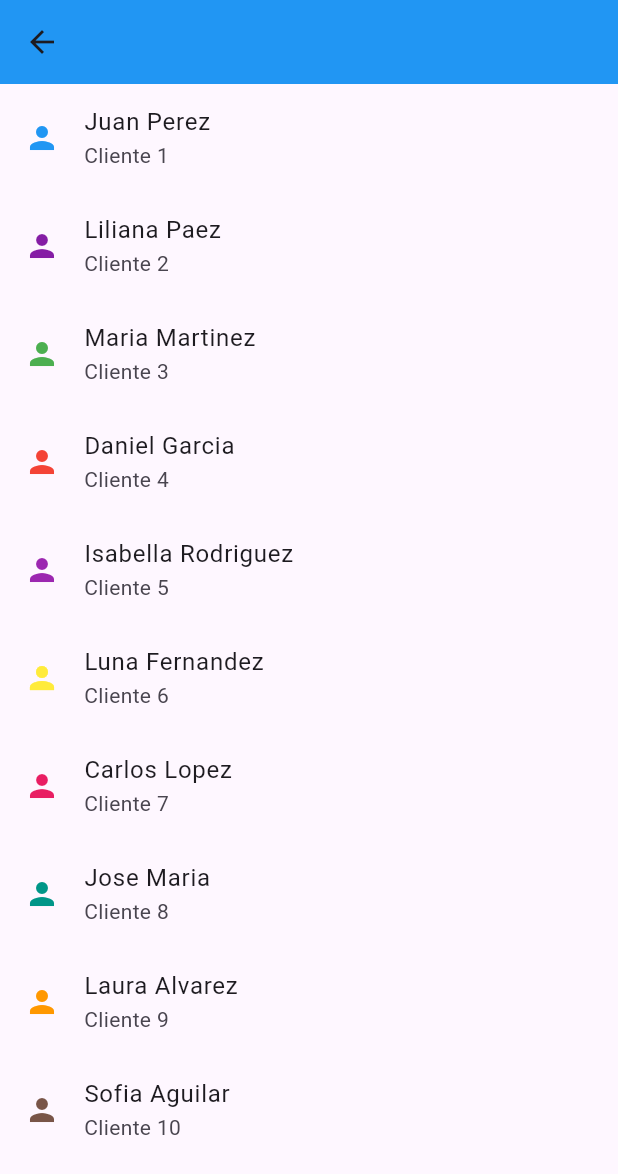
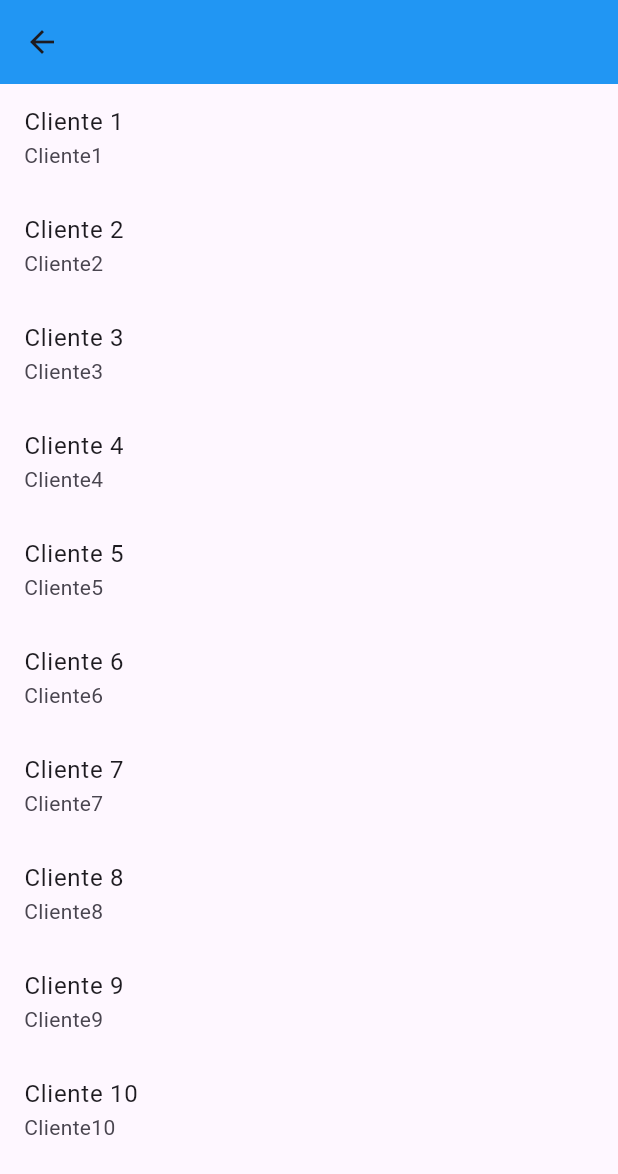
Before and after one commit to MiryamElizabeth2006/FlutterAndDart, a Flutter app: the screen it shows after launch, after a tap on "Ir a Clientes", on a phone screen of 412 x 824 dp. Shown: the top 1174 px of the screen. Run offline on Flutter 3.47's test engine with Material 3 defaults, Android fonts, the phone set to English and light mode, and no system bars.

Commit message:
Reto 15 vuelto hacer con el list builder

```diff
--- a/M4Krakedev/EJERCICIOS/FLUTTER/lista_clientes/lib/main.dart
+++ b/M4Krakedev/EJERCICIOS/FLUTTER/lista_clientes/lib/main.dart
@@ -1,5 +1,5 @@
 import 'package:flutter/material.dart';
-import 'package:lista_clientes/pages/customers_page.dart';
+import 'package:lista_clientes/pages/customersList_page.dart';
 import 'package:lista_clientes/pages/home_page.dart';
 import 'package:lista_clientes/pages/routes.dart';
 
@@ -14,7 +14,7 @@ class MainApp extends StatelessWidget {
   Widget build(BuildContext context) {
     return MaterialApp(
       home: HomePage(), routes: {
-        Routes.customers: (ctx) =>const CustomersPage(),
+        Routes.customers: (ctx) =>CustomersListPage(),
       }
     );
   }
--- /dev/null
+++ b/M4Krakedev/EJERCICIOS/FLUTTER/lista_clientes/lib/pages/customer_page.dart
@@ -0,0 +1,7 @@
+class Customers {
+  final String name;
+  final String description;
+
+  Customers({required this.name, required this.description});
+
+}
--- /dev/null
+++ b/M4Krakedev/EJERCICIOS/FLUTTER/lista_clientes/lib/pages/customersList_page.dart
@@ -0,0 +1,50 @@
+
+import 'package:flutter/material.dart';
+import 'package:lista_clientes/pages/customer_page.dart';
+
+
+class CustomersListPage extends StatelessWidget {
+  final List <Customers> customers=[
+    Customers(name:'Cliente 1',
+    description: 'Cliente1'),
+    Customers(name:'Cliente 2',
+    description: 'Cliente2'),
+    Customers(name:'Cliente 3',
+    description: 'Cliente3'),
+    Customers(name:'Cliente 4',
+    description: 'Cliente4'),
+    Customers(name:'Cliente 5',
+    description: 'Cliente5'),
+    Customers(name:'Cliente 6',
+    description: 'Cliente6'),
+    Customers(name:'Cliente 7',
+    description: 'Cliente7'),
+    Customers(name:'Cliente 8',
+    description: 'Cliente8'),
+    Customers(name:'Cliente 9',
+    description: 'Cliente9'),
+    Customers(name:'Cliente 10',
+    description: 'Cliente10')
+
+  ];
+
+CustomersListPage({super.key});
+
+  @override
+  Widget build(BuildContext context) {
+    return Scaffold(
+        appBar: AppBar(
+          backgroundColor: Colors.blue,
+        ),
+        body: ListView.builder(
+          itemCount: customers.length,
+          itemBuilder: (context, index) {
+            return ListTile(
+                  title: Text(customers[index].name),
+                  subtitle: Text(customers[index].description),
+            );
+          },
+        )
+        );
+  }
+}
--- a/M4Krakedev/EJERCICIOS/FLUTTER/lista_clientes/lib/pages/customers_page.dart
+++ /dev/null
@@ -1,102 +0,0 @@
-
-import 'package:flutter/material.dart';
-
-class CustomersPage extends StatelessWidget {
-  const CustomersPage({super.key});
-
-
-  @override
-  Widget build(BuildContext context) {
-    return Scaffold(
-        appBar: AppBar(
-          backgroundColor: Colors.blue,
-          leading: IconButton(onPressed: () {
-            Navigator.pop(context);
-          }, icon: const Icon(Icons.arrow_back)),
-        ),
-        body:ListView(
-          children: const <Widget>[
-            ListTile(
-              title: Text("Juan Perez"),
-              subtitle: Text('Cliente 1'),
-              leading: Icon(
-                Icons.person,
-                color: Colors.blue,
-              ),
-            ),
-             ListTile(
-              title: Text("Liliana Paez"),
-              subtitle: Text('Cliente 2'),
-              leading: Icon(
-                Icons.person,
-                color: Color.fromARGB(255, 133, 29, 165),
-              ),
-            ),
-            ListTile(
-              title: Text("Maria Martinez"),
-              subtitle: Text('Cliente 3'),
-              leading: Icon(
-                Icons.person,
-                color: Colors.green,
-              ),
-            ),
-            ListTile(
-              title: Text("Daniel Garcia"),
-              subtitle: Text('Cliente 4'),
-              leading: Icon(
-                Icons.person,
-                color: Colors.red,
-              ),
-            ),
-            ListTile(
-              title: Text("Isabella Rodriguez"),
-              subtitle: Text('Cliente 5'),
-              leading: Icon(
-                Icons.person,
-                color: Colors.purple,
-              ),
-            ),
-            ListTile(
-              title: Text("Luna Fernandez"),
-              subtitle: Text('Cliente 6'),
-              leading: Icon(
-                Icons.person,
-                color: Colors.yellow,
-              ),
-            ),
-            ListTile(
-              title: Text("Carlos Lopez"),
-              subtitle: Text('Cliente 7'),
-              leading: Icon(
-                Icons.person,
-                color: Colors.pink,
-              ),
-            ),
-            ListTile(
-              title: Text("Jose Maria"),
-              subtitle: Text('Cliente 8'),
-              leading: Icon(
-                Icons.person,
-                color: Colors.teal,
-              ),
-            ),
-            ListTile(
-              title: Text("Laura Alvarez"),
-              subtitle: Text('Cliente 9'),
-              leading: Icon(
-                Icons.person,
-                color: Colors.orange,
-              ),
-            ),
-            ListTile(
-              title: Text("Sofia Aguilar"),
-              subtitle: Text('Cliente 10'),
-              leading: Icon(
-                Icons.person,
-                color: Colors.brown,
-              ),
-            ),
-          ],
-        ));
-  }
-}
--- a/M4Krakedev/EJERCICIOS/FLUTTER/lista_clientes/lib/pages/home_page.dart
+++ b/M4Krakedev/EJERCICIOS/FLUTTER/lista_clientes/lib/pages/home_page.dart
@@ -7,12 +7,11 @@ class HomePage extends StatelessWidget{
   Widget build(BuildContext context) {
     return Scaffold(
       appBar: AppBar(
-        backgroundColor: Colors.amber,
+        backgroundColor: Colors.blue,
       ),
       body: Column(
          crossAxisAlignment: CrossAxisAlignment.stretch,
          children: [MaterialButton(onPressed: (){
-           //Navigator.push(context, MaterialPageRoute(builder: (context)=>CustomersPage()));
             Navigator.pushNamed(context, Routes.customers);
           },
           child:const Text('Ir a Clientes')
```
Also changed, not shown: M4Krakedev/reto15de2.png, M4Krakedev/reto15de3.png, M4Krakedev/reto15de4.png, M4Krakedev/reto15evidencia.jpg (added), M4Krakedev/reto15evidencia2.jpg (added), M4Krakedev/reto15listas.png (added).
